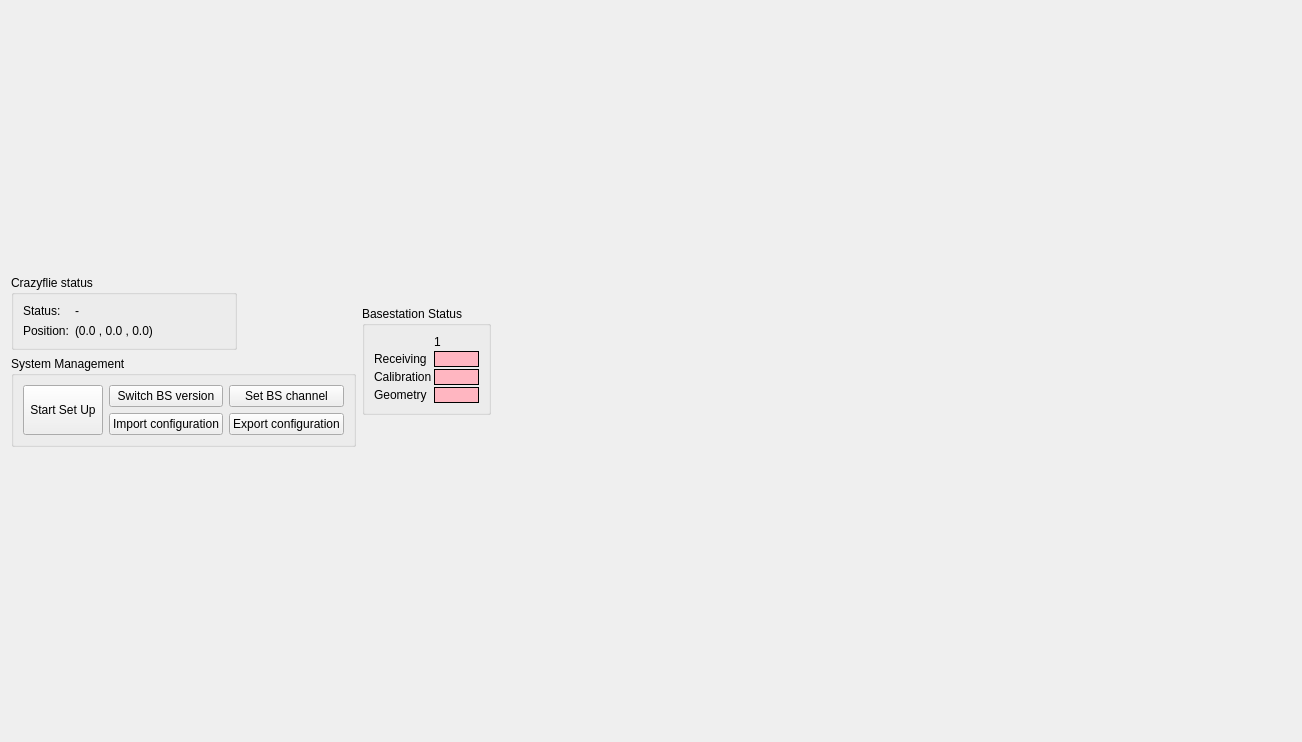
This is src/cfclient/ui/tabs/lighthouse_tab.ui in bitcraze/crazyflie-clients-python as Qt 5 draws it before an edit. The edited form follows.
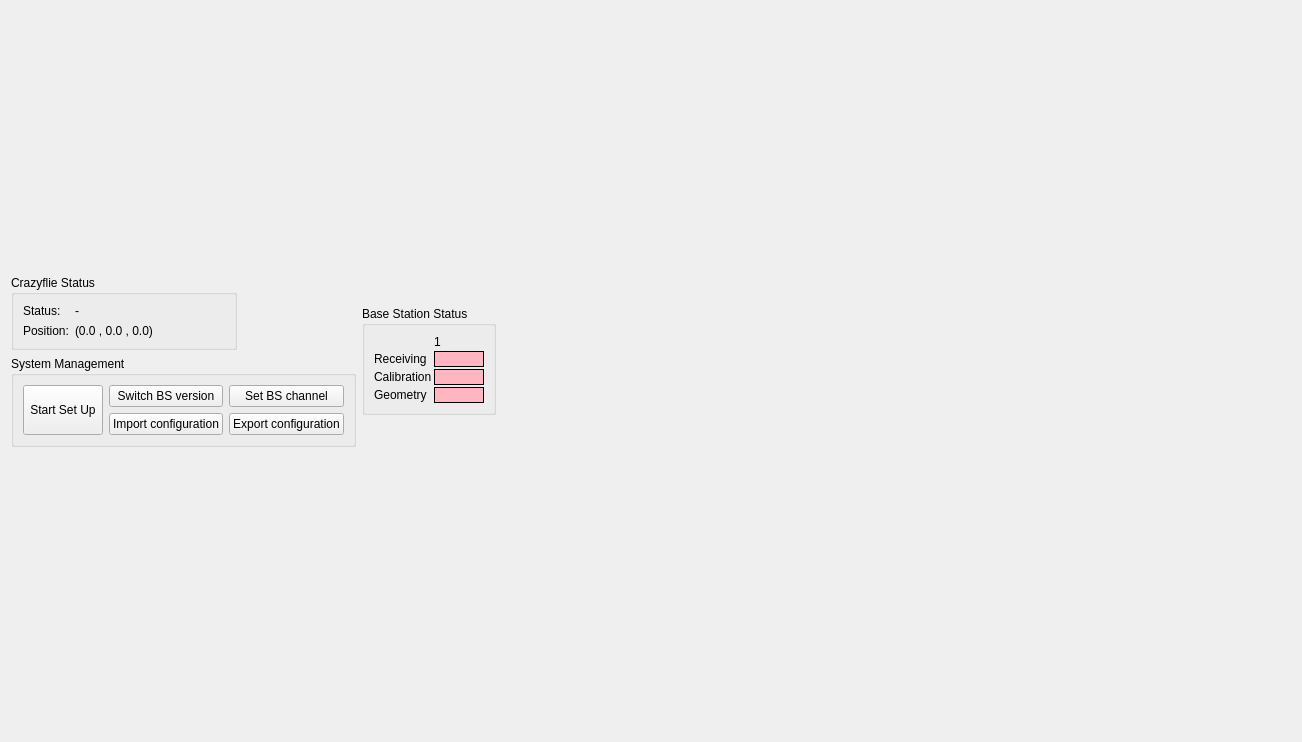
This is the edited form.

What changed in the file:
```diff
--- a/src/cfclient/ui/tabs/lighthouse_tab.ui
+++ b/src/cfclient/ui/tabs/lighthouse_tab.ui
@@ -42,7 +42,7 @@
           </size>
          </property>
          <property name="title">
-          <string>Basestation Status</string>
+          <string>Base Station Status</string>
          </property>
          <property name="alignment">
           <set>Qt::AlignmentFlag::AlignLeading|Qt::AlignmentFlag::AlignLeft|Qt::AlignmentFlag::AlignTop</set>
@@ -173,7 +173,7 @@
           </size>
          </property>
          <property name="title">
-          <string>Crazyflie status</string>
+          <string>Crazyflie Status</string>
          </property>
          <property name="alignment">
           <set>Qt::AlignmentFlag::AlignLeading|Qt::AlignmentFlag::AlignLeft|Qt::AlignmentFlag::AlignTop</set>
```
